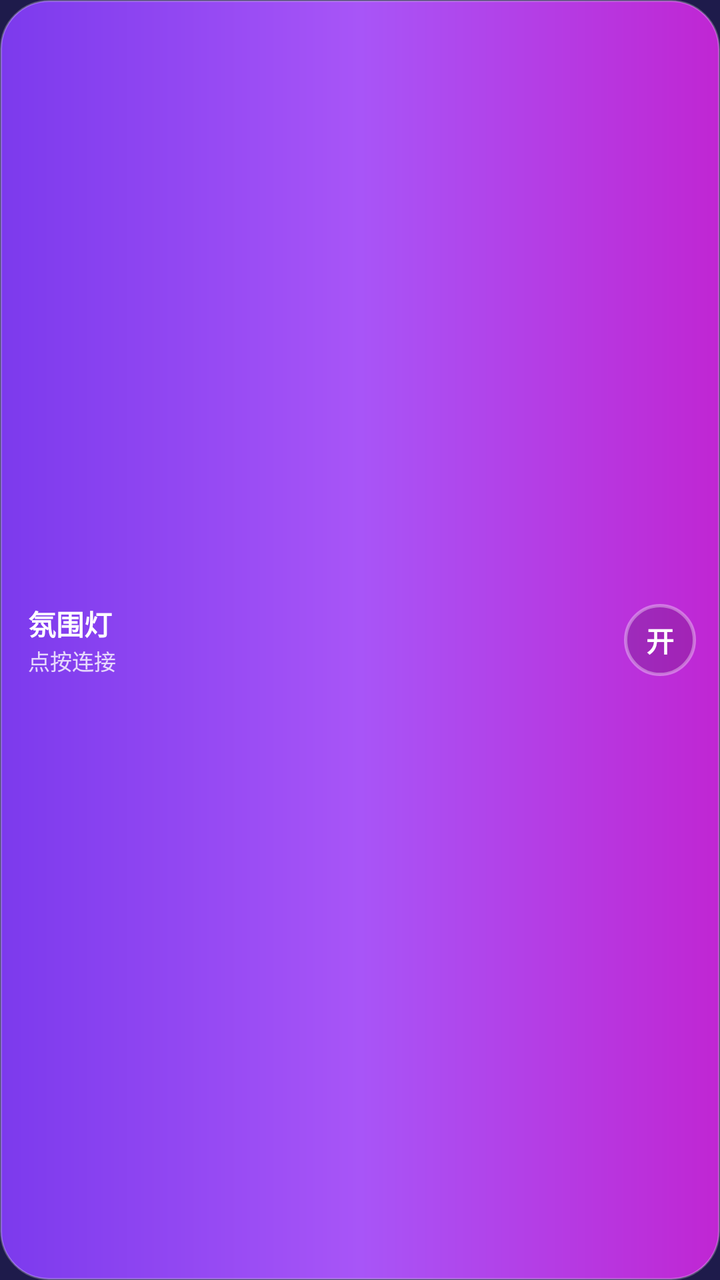
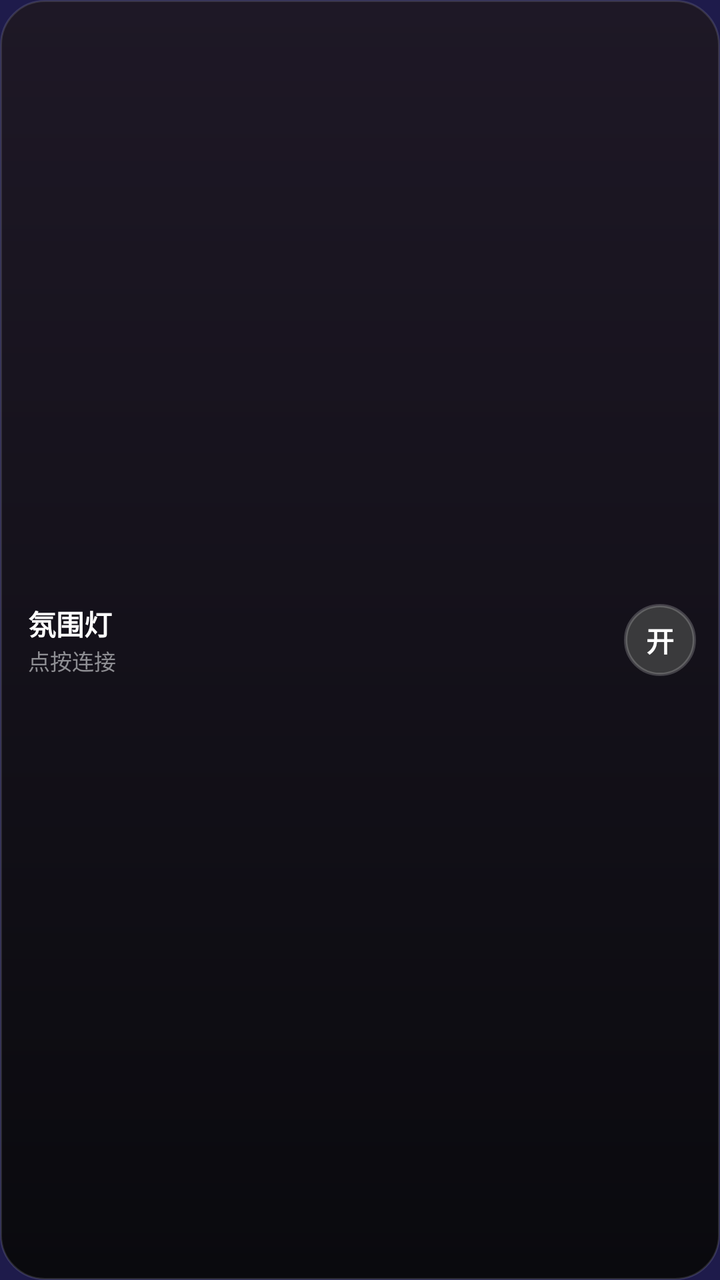

Two renders of the same Android screen: before a commit and after it. Below are the layout's source before the change and the commit's diff.
<!-- AndroidManifest.xml: application theme Theme.AmbientLamp -->
<!-- res/layout/widget_small.xml -->
<?xml version="1.0" encoding="utf-8"?>
<LinearLayout xmlns:android="http://schemas.android.com/apk/res/android"
    android:id="@+id/widget_root"
    android:layout_width="match_parent"
    android:layout_height="match_parent"
    android:background="@drawable/widget_bg"
    android:gravity="center_vertical"
    android:orientation="horizontal"
    android:paddingStart="14dp"
    android:paddingTop="6dp"
    android:paddingBottom="6dp"
    android:paddingEnd="12dp">

    <LinearLayout
        android:layout_width="0dp"
        android:layout_height="wrap_content"
        android:layout_weight="1"
        android:orientation="vertical">

        <TextView
            android:id="@+id/widget_title"
            android:layout_width="match_parent"
            android:layout_height="wrap_content"
            android:maxLines="1"
            android:text="@string/widget_title"
            android:textColor="#FFFFFFFF"
            android:textSize="14sp"
            android:textStyle="bold" />

        <TextView
            android:id="@+id/widget_state"
            android:layout_width="match_parent"
            android:layout_height="wrap_content"
            android:maxLines="1"
            android:text="@string/widget_state_connect"
            android:textColor="#CCFFFFFF"
            android:textSize="11sp" />
    </LinearLayout>

    <TextView
        android:id="@+id/widget_power"
        android:layout_width="36dp"
        android:layout_height="36dp"
        android:background="@drawable/widget_circle_off"
        android:gravity="center"
        android:text="@string/widget_on"
        android:textColor="#FFFFFFFF"
        android:textSize="14sp"
        android:textStyle="bold" />
</LinearLayout>
<!-- resources referenced by this layout -->
<resources>
  <!-- drawable widget_bg (drawable) -->
  <?xml version="1.0" encoding="utf-8"?>
  <shape xmlns:android="http://schemas.android.com/apk/res/android"
      android:shape="rectangle">
      <gradient
          android:angle="0"
          android:startColor="#7C3AED"
          android:centerColor="#A855F7"
          android:endColor="#C026D3"
          android:type="linear" />
      <corners android:radius="24dp" />
      <stroke
          android:width="1dp"
          android:color="#40FFFFFF" />
  </shape>
  <!-- drawable widget_circle_off (drawable) -->
  <?xml version="1.0" encoding="utf-8"?>
  <shape xmlns:android="http://schemas.android.com/apk/res/android"
      android:shape="oval">
      <solid android:color="#26000000" />
      <stroke
          android:width="1.5dp"
          android:color="#59FFFFFF" />
  </shape>
  <string name="widget_on">开</string>
  <string name="widget_state_connect">点按连接</string>
  <string name="widget_title">氛围灯</string>
  <style name="Theme.AmbientLamp" parent="android:Theme.Material.NoActionBar">
          <item name="android:windowBackground">#FF1E1B4B</item>
          <item name="android:colorBackground">#FF1E1B4B</item>
          <item name="android:statusBarColor">#FF1E1B4B</item>
          <item name="android:navigationBarColor">#FF020617</item>
      </style>
</resources>

<!-- the commit's change to res/layout/widget_small.xml (unified diff, before → after) -->
@@ -33,7 +33,7 @@
             android:layout_height="wrap_content"
             android:maxLines="1"
             android:text="@string/widget_state_connect"
-            android:textColor="#CCFFFFFF"
+            android:textColor="#8E8E93"
             android:textSize="11sp" />
     </LinearLayout>
 
<!-- resource entries referenced after the edit -->
@@ -5,24 +5,23 @@
   <shape xmlns:android="http://schemas.android.com/apk/res/android"
       android:shape="rectangle">
       <gradient
-          android:angle="0"
-          android:startColor="#7C3AED"
-          android:centerColor="#A855F7"
-          android:endColor="#C026D3"
+          android:angle="270"
+          android:startColor="#1E1826"
+          android:endColor="#0A0A0E"
           android:type="linear" />
-      <corners android:radius="24dp" />
+      <corners android:radius="22dp" />
       <stroke
           android:width="1dp"
-          android:color="#40FFFFFF" />
+          android:color="#1FFFFFFF" />
   </shape>
   <!-- drawable widget_circle_off (drawable) -->
   <?xml version="1.0" encoding="utf-8"?>
   <shape xmlns:android="http://schemas.android.com/apk/res/android"
       android:shape="oval">
-      <solid android:color="#26000000" />
+      <solid android:color="#3A3A3C" />
       <stroke
           android:width="1.5dp"
-          android:color="#59FFFFFF" />
+          android:color="#33FFFFFF" />
   </shape>
   <string name="widget_on">开</string>
   <string name="widget_state_connect">点按连接</string>
